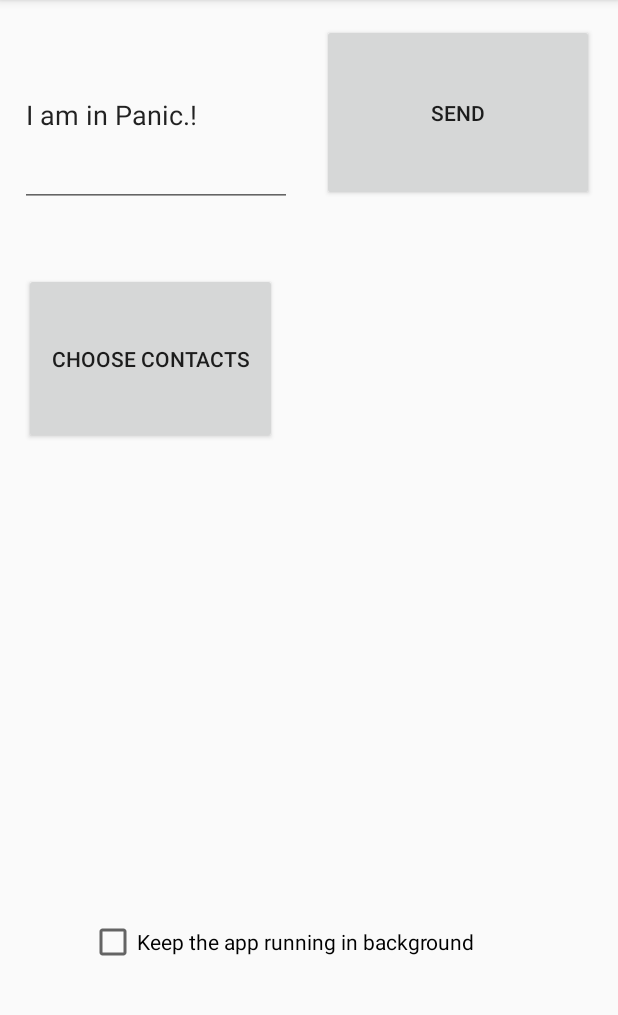
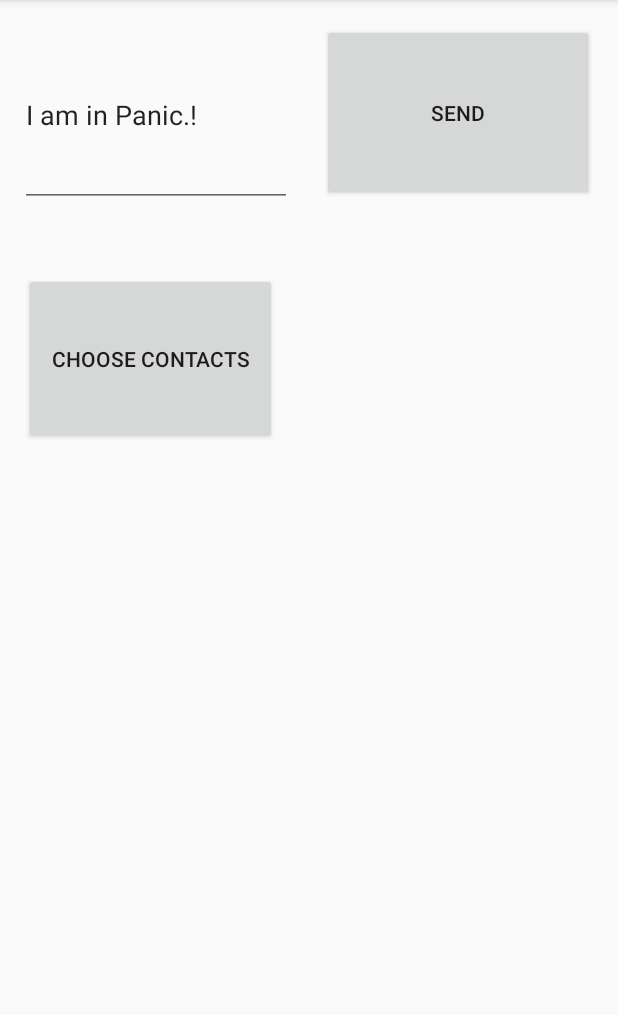
Before and after one commit to aadityap-mathworks/Android-Application-SecureMe, an Android app: the screen it shows after launch (MainActivity), on a phone screen of 412 x 824 dp, the part 84-1099 px from its top. Run offline under Robolectric (Android 15) with nearby library versions, the phone set to English and light mode, and no system bars.

Commit message:
Background activity support tweeks

```diff
--- a/MyApplication2/app/src/main/res/layout/activity_main.xml
+++ b/MyApplication2/app/src/main/res/layout/activity_main.xml
@@ -62,20 +62,6 @@
         app:layout_constraintStart_toEndOf="@+id/panic_message"
         app:layout_constraintTop_toTopOf="parent" />
 
-    <CheckBox
-        android:id="@+id/checkBox"
-        android:layout_width="271dp"
-        android:layout_height="wrap_content"
-        android:layout_marginStart="49dp"
-        android:layout_marginLeft="49dp"
-        android:layout_marginEnd="81dp"
-        android:layout_marginRight="81dp"
-        android:layout_marginBottom="124dp"
-        android:text="Keep the app running in background"
-        app:layout_constraintBottom_toBottomOf="parent"
-        app:layout_constraintEnd_toEndOf="parent"
-        app:layout_constraintHorizontal_bias="1.0"
-        app:layout_constraintStart_toStartOf="parent" />
 
     <VideoView
         android:id="@+id/videoView"
```
